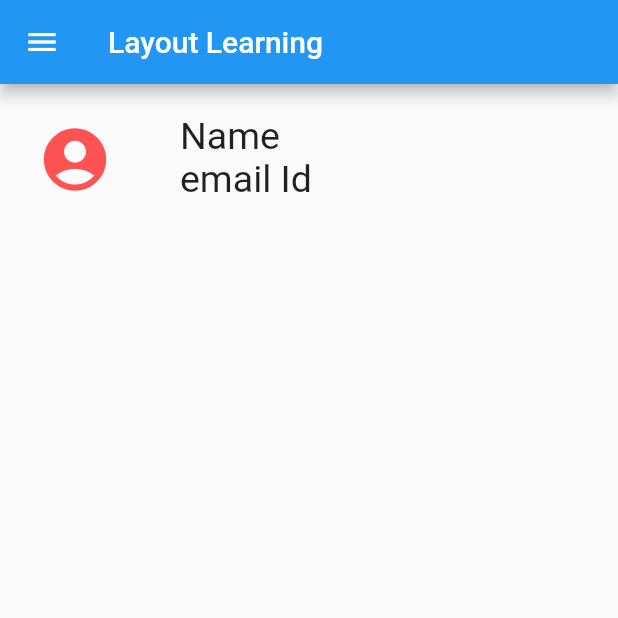
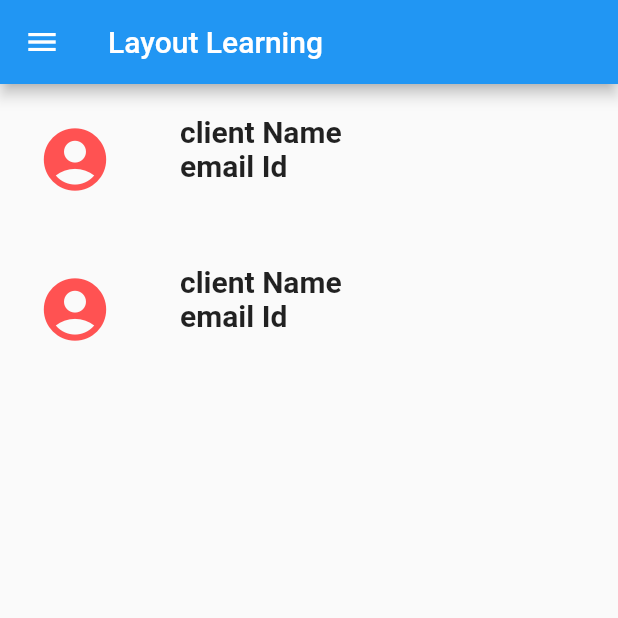
Before and after one commit to dsc-tiu/flutter_layout, a Flutter app: the screen it shows after launch, on a phone screen of 412 x 824 dp, the top half of it. Run offline on Flutter 3.47's test engine with Material 2 defaults, Android fonts, the phone set to English and light mode, and no system bars.

Commit message:
upgrade5

```diff
--- a/lib/main.dart
+++ b/lib/main.dart
@@ -22,7 +22,20 @@ class _LayoutAppState extends State<LayoutApp> {
       drawer: Drawer(
         //todo
       ),
-      body:Container(
+      body: ListView(
+        children: <Widget>[
+          Identity(),
+          Identity()
+        ],
+      ),
+    );
+  }
+}
+
+class Identity extends StatelessWidget {
+  @override
+  Widget build(BuildContext context) {
+    return Container(
           height: 100.0,
           //color: Colors.brown,
           child: Row(
@@ -43,14 +56,13 @@ class _LayoutAppState extends State<LayoutApp> {
                 width: 150.0,
                 child: ListView(
                   children: <Widget>[
-                    Text("Name",style: TextStyle(fontSize: 25.0),),
-                    Text("email Id",style: TextStyle(fontSize: 25.0),)
+                    Text("client Name",style: TextStyle(fontSize: 20.0,fontWeight: FontWeight.bold),),
+                    Text("email Id",style: TextStyle(fontSize: 20.0,fontWeight: FontWeight.bold),)
                   ],
                 ),
               )
             ],
           ),
-        ),
-    );
+        );
   }
 }
```
